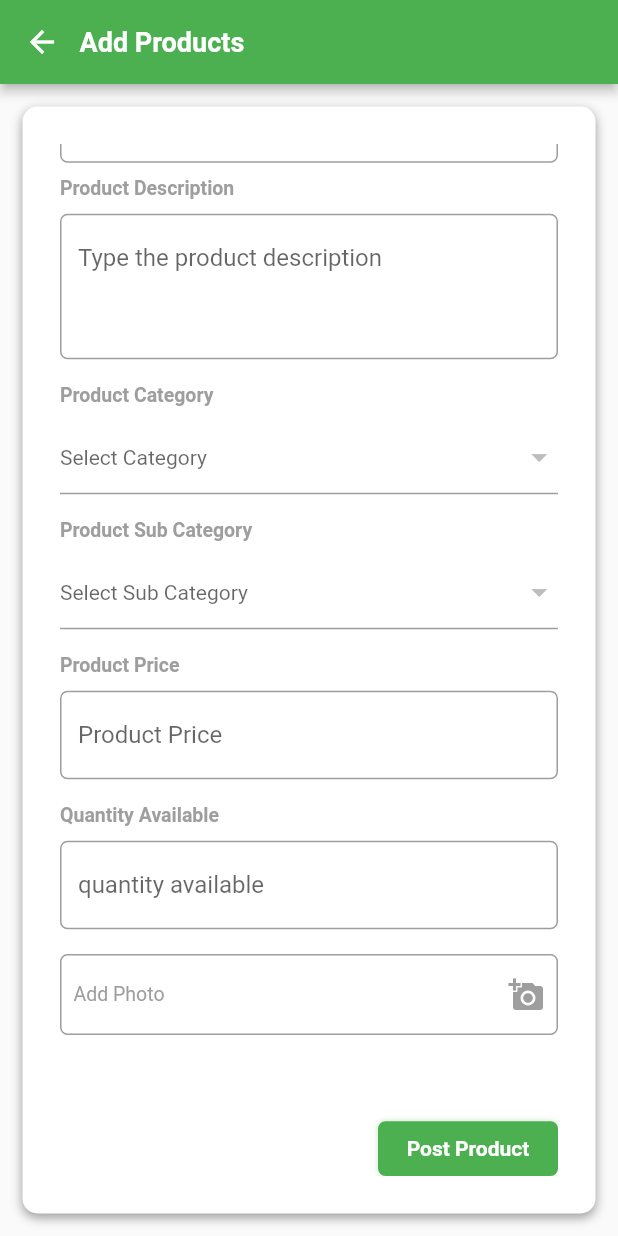
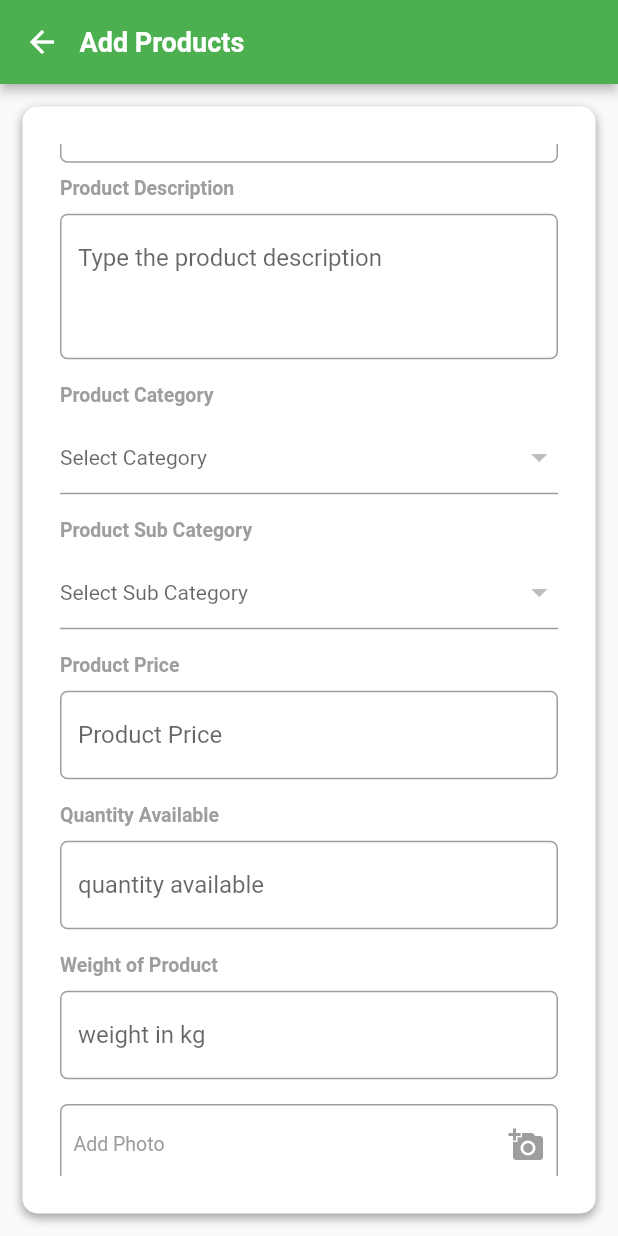
Before and after one commit to devDonald/abasu_admin, a Flutter app: the AddProducts screen opened by its route, scrolled down 71 dp, on a phone screen of 412 x 824 dp. Run offline on Flutter 3.47's test engine with Material 2 defaults, Android fonts, the phone set to English and light mode, and no system bars; our stand-ins replace cached_network_image, cloud_firestore, firebase_auth, firebase_core, firebase_storage, fluttertoast and 6 more; accounts and stored records are empty; Roboto replaces fonts that are missing (Montserrat).

Commit message:
add weight of product

```diff
--- a/lib/construction/add_products.dart
+++ b/lib/construction/add_products.dart
@@ -28,6 +28,8 @@ class _AddProductsState extends State<AddProducts> {
   final _productDesc = TextEditingController();
   final _price = TextEditingController();
   final _available = TextEditingController();
+  final _weight = TextEditingController();
+
   final scaffoldKey = GlobalKey<ScaffoldState>();
 
   File pickedImage;
@@ -76,6 +78,7 @@ class _AddProductsState extends State<AddProducts> {
             'description': _productDesc.text,
             'longitude': longitude,
             'latitude': latitude,
+            'weight': _weight.text,
             'category': _category,
             'productId': _docRef.id,
             'adminId': uid
@@ -94,6 +97,7 @@ class _AddProductsState extends State<AddProducts> {
             _price.clear();
             _productDesc.clear();
             _available.clear();
+            _weight.clear();
           }).catchError((onError) {
             pr.hide();
             Fluttertoast.showToast(
@@ -266,6 +270,17 @@ class _AddProductsState extends State<AddProducts> {
                 textController: _available,
               ),
               SizedBox(height: 16.5),
+              PostLabel(label: 'Weight of Product'),
+              SizedBox(height: 9.5),
+              PostTextFeild(
+                isBorder: true,
+                capitalization: TextCapitalization.sentences,
+                hint: 'weight in kg',
+                maxLines: 1, //fix
+                keyboardType: TextInputType.number,
+                textController: _weight,
+              ),
+              SizedBox(height: 16.5),
               DiscussOutlineButton(
                 onTap: () {
                   getImageFile(ImageSource.gallery);
@@ -313,6 +328,7 @@ class _AddProductsState extends State<AddProducts> {
                         _price.text != '' &&
                         pickedImage != null &&
                         _category != '' &&
+                        _weight.text != '' &&
                         _available.text != '' &&
                         _subCategory != '') {
                       _uploadProduct();
--- a/lib/construction/admin_assign_driver.dart
+++ b/lib/construction/admin_assign_driver.dart
@@ -195,7 +195,7 @@ class _AdminAsignDriverState extends State<AdminAsignDriver> {
                     // usually buttons at the bottom of the dialog
                     Align(
                       alignment: Alignment.bottomCenter,
-                      child: FlatButton(
+                      child: TextButton(
                         child: new Text(
                           'Done'.toUpperCase(),
                           style: TextStyle(
--- a/lib/construction/orders_details.dart
+++ b/lib/construction/orders_details.dart
@@ -295,7 +295,7 @@ class OrderDetails extends StatelessWidget {
 
   showApproveProductDialog(BuildContext context, String productId) {
     // set up the buttons
-    Widget cancelButton = FlatButton(
+    Widget cancelButton = TextButton(
       child: Text("yes"),
       onPressed: () async {
         await FirebaseFirestore.instance.runTransaction((transaction) async {
@@ -326,7 +326,7 @@ class OrderDetails extends StatelessWidget {
         });
       },
     );
-    Widget continueButton = FlatButton(
+    Widget continueButton = TextButton(
       child: Text("No"),
       onPressed: () {
         Navigator.pop(context);
--- a/lib/manpower/artisan_request_details.dart
+++ b/lib/manpower/artisan_request_details.dart
@@ -259,7 +259,7 @@ class ArtisanRequestDetails extends StatelessWidget {
 
   showCompleteDialog(BuildContext context, String requestId) {
     // set up the buttons
-    Widget cancelButton = FlatButton(
+    Widget cancelButton = TextButton(
       child: Text("yes"),
       onPressed: () async {
         await FirebaseFirestore.instance.runTransaction((transaction) async {
@@ -304,7 +304,7 @@ class ArtisanRequestDetails extends StatelessWidget {
         });
       },
     );
-    Widget continueButton = FlatButton(
+    Widget continueButton = TextButton(
       child: Text("No"),
       onPressed: () {
         Navigator.pop(context);
--- a/lib/manpower/display_details.dart
+++ b/lib/manpower/display_details.dart
@@ -288,7 +288,7 @@ class MakeAdmin {
 
 showAdminDialog(BuildContext context, String userId) {
   // set up the buttons
-  Widget cancelButton = FlatButton(
+  Widget cancelButton = TextButton(
     child: Text("yes"),
     onPressed: () async {
       await FirebaseFirestore.instance.runTransaction((transaction) async {
@@ -306,7 +306,7 @@ showAdminDialog(BuildContext context, String userId) {
       });
     },
   );
-  Widget continueButton = FlatButton(
+  Widget continueButton = TextButton(
     child: Text("No"),
     onPressed: () {
       Navigator.pop(context);
--- a/lib/src/screens/driver_full_details.dart
+++ b/lib/src/screens/driver_full_details.dart
@@ -358,7 +358,7 @@ class RemoveDriver {
 
 showRemoveDialog(BuildContext context, String userId) {
   // set up the buttons
-  Widget cancelButton = FlatButton(
+  Widget cancelButton = TextButton(
     child: Text("yes"),
     onPressed: () async {
       driverRef.doc(userId).get().then((doc) {
@@ -378,7 +378,7 @@ showRemoveDialog(BuildContext context, String userId) {
       });
     },
   );
-  Widget continueButton = FlatButton(
+  Widget continueButton = TextButton(
     child: Text("No"),
     onPressed: () {
       Navigator.pop(context);
--- a/lib/src/styles/text_title.dart
+++ b/lib/src/styles/text_title.dart
@@ -17,7 +17,7 @@ class TitleText extends StatelessWidget {
   Widget build(BuildContext context) {
     return Center(
       child: Text(text,
-          style: GoogleFonts.muli(
+          style: GoogleFonts.mulish(
               fontSize: fontSize, fontWeight: fontWeight, color: color)),
     );
   }
--- a/lib/src/widgets/alerts.dart
+++ b/lib/src/widgets/alerts.dart
@@ -46,7 +46,7 @@ abstract class AppAlerts {
                   ),
                 ),
                 actions: <Widget>[
-                  FlatButton(
+                  TextButton(
                     child: Text('Okay', style: TextStyles.body),
                     onPressed: () => Navigator.of(context).pop(),
                   )
--- a/lib/src/widgets/view_attached_image.dart
+++ b/lib/src/widgets/view_attached_image.dart
@@ -46,7 +46,6 @@ class _ViewAttachedImageState extends State<ViewAttachedImage> {
                   });
                 },
                 child: PhotoView(
-                  loadFailedChild: CircularProgressIndicator(),
                   imageProvider: widget.image ??
                       CachedNetworkImageProvider(
                         'https://www.google.com/url?sa=i&url=https%3A%2F%2Fbitsofco.de%2Fhandling-broken-images-with-service-worker%2F&psig=AOvVaw2D0w00IWnhTJMNlT7r3t_x&ust=1601150393153000&source=images&cd=vfe&ved=0CAIQjRxqFwoTCMCd15iMhewCFQAAAAAdAAAAABAD',
```
Also changed, not shown: lib/construction/product_details.dart (+7 -7 lines), lib/manpower/artisan_profile.dart (+8 -8 lines), pubspec.yaml (+19 -21 lines), pubspec.lock.
